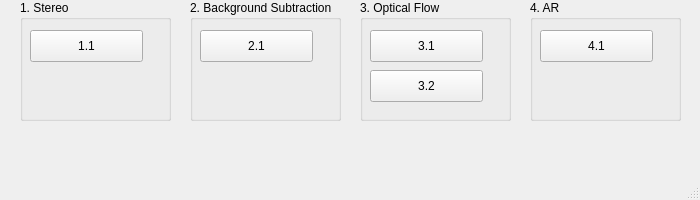
kevin110604/CV_image-processing2, file myui.ui: the form before one commit.
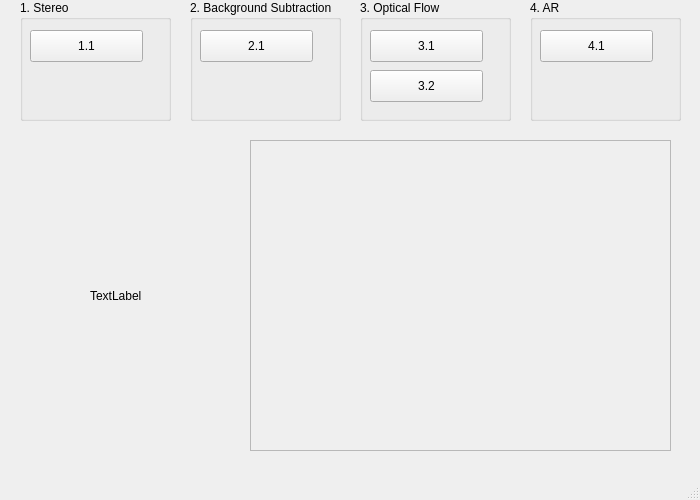
The form after the commit.

Diff of the .ui file:
```diff
--- a/myui.ui
+++ b/myui.ui
@@ -7,7 +7,7 @@
     <x>0</x>
     <y>0</y>
     <width>700</width>
-    <height>200</height>
+    <height>500</height>
    </rect>
   </property>
   <property name="windowTitle">
@@ -157,6 +157,35 @@
      </property>
     </widget>
    </widget>
+   <widget class="QLabel" name="label_7">
+    <property name="geometry">
+     <rect>
+      <x>90</x>
+      <y>190</y>
+      <width>391</width>
+      <height>211</height>
+     </rect>
+    </property>
+    <property name="text">
+     <string>TextLabel</string>
+    </property>
+   </widget>
+   <widget class="QFrame" name="frame">
+    <property name="geometry">
+     <rect>
+      <x>250</x>
+      <y>140</y>
+      <width>421</width>
+      <height>311</height>
+     </rect>
+    </property>
+    <property name="frameShape">
+     <enum>QFrame::StyledPanel</enum>
+    </property>
+    <property name="frameShadow">
+     <enum>QFrame::Raised</enum>
+    </property>
+   </widget>
   </widget>
   <widget class="QMenuBar" name="menubar">
    <property name="geometry">
```
